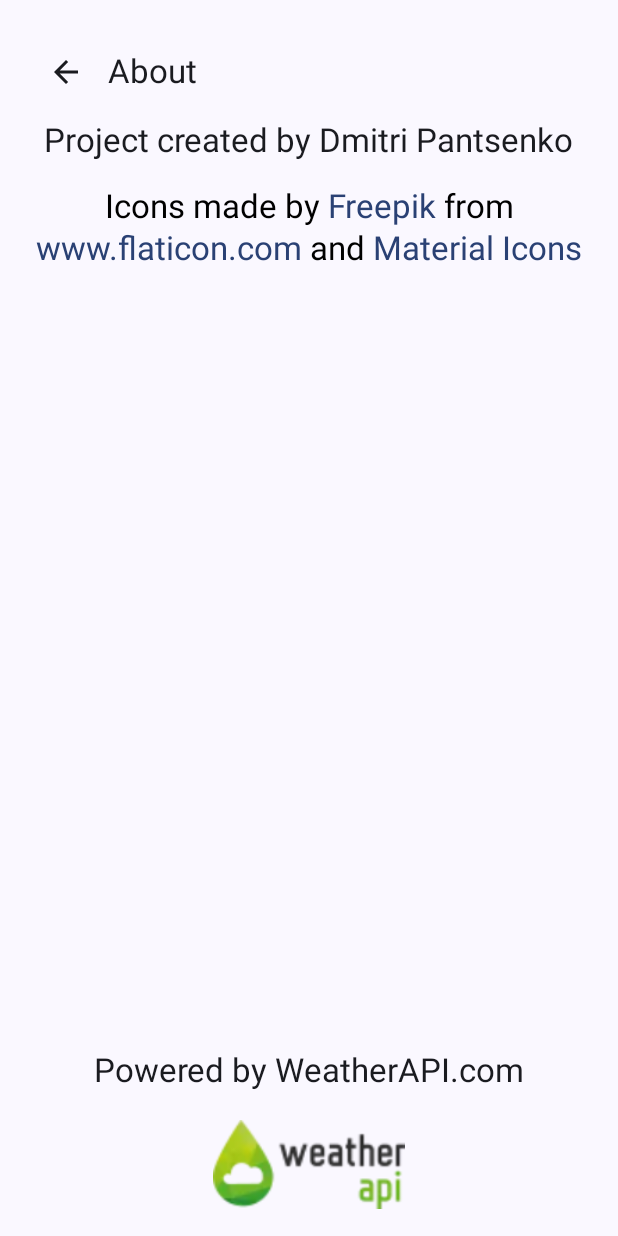
After one commit to GoodDD/Wapp, an Android app built with Jetpack Compose: the composable AboutScreen shown on its own in the app's theme, on a phone screen of 412 x 824 dp. The commit adds this screen. Run offline under Robolectric (Android 15) with nearby library versions, the phone set to English and light mode, and no system bars; our stand-ins replace Dagger/Hilt's generated code; libraries missing offline, so code that uses them is left out: com.ramcosta.composedestinations; 2 statements that could not run were skipped.

Commit message:
Implemented compose destinations and created AboutScreen

```diff
--- a/app/src/main/java/com/example/wapp/MainActivity.kt
+++ b/app/src/main/java/com/example/wapp/MainActivity.kt
@@ -8,8 +8,11 @@ import androidx.activity.compose.setContent
 import androidx.compose.material3.*
 import androidx.compose.runtime.Composable
 import androidx.compose.ui.tooling.preview.Preview
+import androidx.navigation.NavGraph
+import com.example.wapp.screens.NavGraphs
 import com.example.wapp.screens.forecast.ForecastScreen
 import com.example.wapp.ui.theme.WappTheme
+import com.ramcosta.composedestinations.DestinationsNavHost
 import dagger.hilt.android.AndroidEntryPoint
 
 @AndroidEntryPoint
@@ -19,7 +22,8 @@ class MainActivity : ComponentActivity() {
         setContent {
             WappTheme {
                 // A surface container using the 'background' color from the theme
-                ForecastScreen()
+                //ForecastScreen()
+                DestinationsNavHost(navGraph = NavGraphs.root)
             }
         }
     }
--- /dev/null
+++ b/app/src/main/java/com/example/wapp/screens/about/AboutScreen.kt
@@ -0,0 +1,171 @@
+package com.example.wapp.screens.about
+
+import android.util.Log
+import com.example.wapp.R
+import androidx.compose.foundation.Image
+import androidx.compose.foundation.layout.*
+import androidx.compose.foundation.text.ClickableText
+import androidx.compose.material.icons.Icons
+import androidx.compose.material.icons.filled.ArrowBack
+import androidx.compose.material3.*
+import androidx.compose.runtime.Composable
+import androidx.compose.runtime.collectAsState
+import androidx.compose.runtime.getValue
+import androidx.compose.ui.Alignment
+import androidx.compose.ui.Modifier
+import androidx.compose.ui.platform.LocalUriHandler
+import androidx.compose.ui.platform.UriHandler
+import androidx.compose.ui.res.painterResource
+import androidx.compose.ui.text.SpanStyle
+import androidx.compose.ui.text.TextStyle
+import androidx.compose.ui.text.buildAnnotatedString
+import androidx.compose.ui.text.style.TextAlign
+import androidx.compose.ui.text.withStyle
+import androidx.compose.ui.tooling.preview.Preview
+import androidx.compose.ui.unit.dp
+import androidx.hilt.navigation.compose.hiltViewModel
+import androidx.lifecycle.compose.collectAsStateWithLifecycle
+import com.ramcosta.composedestinations.annotation.Destination
+import com.ramcosta.composedestinations.navigation.DestinationsNavigator
+import com.ramcosta.composedestinations.navigation.EmptyDestinationsNavigator
+
+@OptIn(ExperimentalMaterial3Api::class)
+@Destination
+@Composable
+fun AboutScreen(
+    modifier: Modifier = Modifier,
+    navigator: DestinationsNavigator,
+    viewModel: AboutViewModel = hiltViewModel()
+) {
+
+    val showDialogState by viewModel.showDialog.collectAsState()
+
+    val annotatedString = buildAnnotatedString {
+        append("Icons made by ")
+
+        pushStringAnnotation(tag = "URL", annotation = "https://www.flaticon.com/authors/freepik")
+        withStyle(style = SpanStyle(color = MaterialTheme.colorScheme.primary)) {
+            append("Freepik ")
+        }
+        pop()
+
+        append("from ")
+
+        pushStringAnnotation(tag = "URL", annotation = "https://www.flaticon.com/")
+        withStyle(style = SpanStyle(color = MaterialTheme.colorScheme.primary)) {
+            append("www.flaticon.com ")
+        }
+        pop()
+
+        append("and ")
+
+        pushStringAnnotation(tag = "URL", annotation = "https://fonts.google.com/icons")
+        withStyle(style = SpanStyle(color = MaterialTheme.colorScheme.primary)) {
+            append("Material Icons")
+        }
+        pop()
+    }
+
+    val uriHandler = LocalUriHandler.current
+    var linkUrl = ""
+
+    Scaffold(
+        modifier = modifier.padding(16.dp),
+        topBar = { TopAppBar(navigator) }
+    ) { paddingValues ->
+
+        RedirectDialog(
+            url = linkUrl,
+            show = showDialogState,
+            onDismiss = viewModel::onDialogDismiss,
+            onConfirm = { viewModel.onDialogConfirm(uriHandler, linkUrl) }
+        )
+
+        Column(
+            modifier = modifier.padding(paddingValues),
+            verticalArrangement = Arrangement.spacedBy(16.dp),
+            horizontalAlignment = Alignment.CenterHorizontally
+        ) {
+
+            Text(
+                text = "Project created by Dmitri Pantsenko",
+                style = MaterialTheme.typography.titleLarge
+            )
+            ClickableText(
+                text = annotatedString,
+                style = MaterialTheme.typography.titleLarge + TextStyle(textAlign = TextAlign.Center),
+                onClick = { offset ->
+                    annotatedString.getStringAnnotations(tag = "URL", start = offset, end = offset).firstOrNull()?.let { url ->
+                        linkUrl = url.item
+                        viewModel.onDialogOpen()
+                    }
+                }
+            )
+            Spacer(modifier = modifier.weight(1f))
+            Text(
+                text = "Powered by WeatherAPI.com",
+                modifier = modifier,
+                style = MaterialTheme.typography.titleLarge
+            )
+            Image(
+                painter = painterResource(id = R.drawable.weatherapi_logo),
+                contentDescription = "Weather api logo",
+                modifier = modifier.size(width = 128.dp, height = 64.dp)
+            )
+        }
+    }
+}
+
+@OptIn(ExperimentalMaterial3Api::class)
+@Composable
+fun TopAppBar(
+    navigator: DestinationsNavigator
+) {
+
+    TopAppBar(
+        title = { Text("About") },
+        navigationIcon = {
+            IconButton(onClick = { navigator.popBackStack() }) {
+                Icon(imageVector = Icons.Default.ArrowBack, contentDescription = "Back")
+            }
+        }
+    )
+}
+
+@Composable
+fun RedirectDialog(
+    url: String,
+    show: Boolean,
+    onDismiss: () -> Unit,
+    onConfirm: () -> Unit,
+) {
+    if (show) {
+        AlertDialog(
+            onDismissRequest = onDismiss,
+            confirmButton = {
+                TextButton(onClick = { onConfirm() } ) {
+                    Text(text = "OK")
+                }
+            },
+            dismissButton = {
+                TextButton(onClick = onDismiss) {
+                    Text(text = "Cancel")
+                }
+            },
+            title = { Text(text = "Redirect") },
+            text = { Text(text = "You will be redirected to $url") }
+        )
+    }
+}
+
+@Preview
+@Composable
+fun AboutScreenPreview() {
+    AboutScreen(navigator = EmptyDestinationsNavigator)
+}
+
+@Preview
+@Composable
+fun RedirectDialogPreview() {
+    //RedirectDialog("https://www.flaticon.com/authors/freepik")
+}
--- /dev/null
+++ b/app/src/main/java/com/example/wapp/screens/about/AboutViewModel.kt
@@ -0,0 +1,31 @@
+package com.example.wapp.screens.about
+
+import androidx.compose.ui.platform.AndroidUriHandler
+import androidx.compose.ui.platform.LocalUriHandler
+import androidx.compose.ui.platform.UriHandler
+import androidx.lifecycle.ViewModel
+import dagger.hilt.android.lifecycle.HiltViewModel
+import kotlinx.coroutines.flow.MutableStateFlow
+import kotlinx.coroutines.flow.StateFlow
+import kotlinx.coroutines.flow.asStateFlow
+import javax.inject.Inject
+
+@HiltViewModel
+class AboutViewModel @Inject constructor(): ViewModel() {
+
+    private val _showDialog = MutableStateFlow(false)
+    val showDialog: StateFlow<Boolean> = _showDialog.asStateFlow()
+
+    fun onDialogOpen() {
+        _showDialog.value = true
+    }
+
+    fun onDialogConfirm(uriHandler: UriHandler, url: String) {
+        uriHandler.openUri(url)
+        _showDialog.value = false
+    }
+
+    fun onDialogDismiss() {
+        _showDialog.value = false
+    }
+}
```
Also changed, not shown: app/build.gradle (+17 -0 lines), app/src/main/java/com/example/wapp/screens/forecast/ForecastScreen.kt (+74 -7 lines), app/src/main/java/com/example/wapp/screens/location/LocationScreen.kt (added, +13 -0 lines), app/src/main/res/drawable-v24/weatherapi_logo.png (added), 1 other file.
